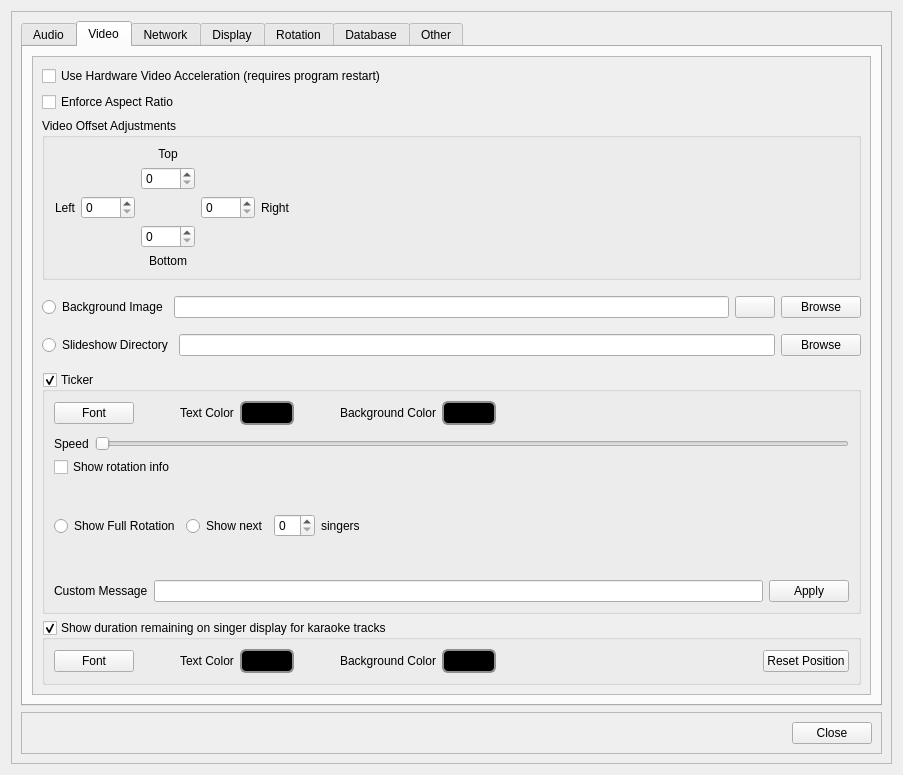
Qt form OpenKJ/dlgsettings.ui (OpenKJ/OpenKJ) before a commit.
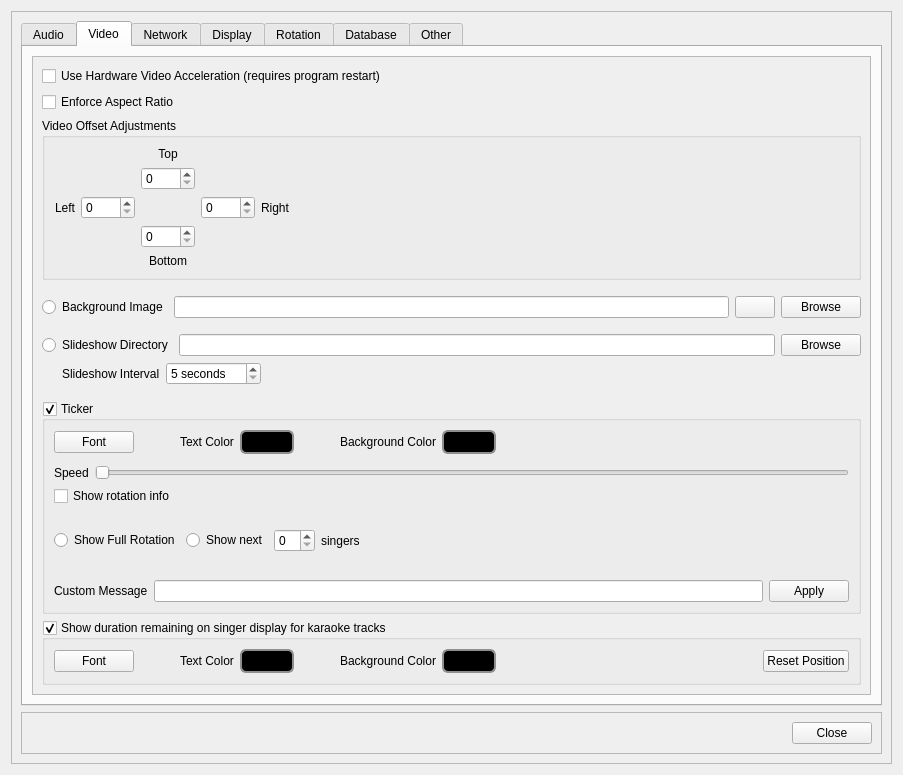
The same form after that commit. Icons and pictures are not drawn.

Commit message: Make slide show interval adjustable

What changed in the file:
```diff
--- a/OpenKJ/dlgsettings.ui
+++ b/OpenKJ/dlgsettings.ui
@@ -313,7 +313,7 @@
                  <x>0</x>
                  <y>0</y>
                  <width>825</width>
-                 <height>674</height>
+                 <height>710</height>
                 </rect>
                </property>
                <layout class="QVBoxLayout" name="verticalLayout_11">
@@ -501,6 +501,49 @@
                     </item>
                    </layout>
                   </item>
+                  <item>
+                   <layout class="QHBoxLayout" name="horizontalLayout_22">
+                    <property name="leftMargin">
+                     <number>20</number>
+                    </property>
+                    <property name="topMargin">
+                     <number>0</number>
+                    </property>
+                    <item>
+                     <widget class="QLabel" name="label">
+                      <property name="text">
+                       <string>Slideshow Interval</string>
+                      </property>
+                     </widget>
+                    </item>
+                    <item>
+                     <widget class="QSpinBox" name="spinBoxSlideshowInterval">
+                      <property name="suffix">
+                       <string> seconds</string>
+                      </property>
+                      <property name="minimum">
+                       <number>5</number>
+                      </property>
+                      <property name="maximum">
+                       <number>300</number>
+                      </property>
+                     </widget>
+                    </item>
+                    <item>
+                     <spacer name="horizontalSpacer_19">
+                      <property name="orientation">
+                       <enum>Qt::Horizontal</enum>
+                      </property>
+                      <property name="sizeHint" stdset="0">
+                       <size>
+                        <width>40</width>
+                        <height>20</height>
+                       </size>
+                      </property>
+                     </spacer>
+                    </item>
+                   </layout>
+                  </item>
                  </layout>
                 </item>
                 <item>
```
The commit also changes 5 other files.
